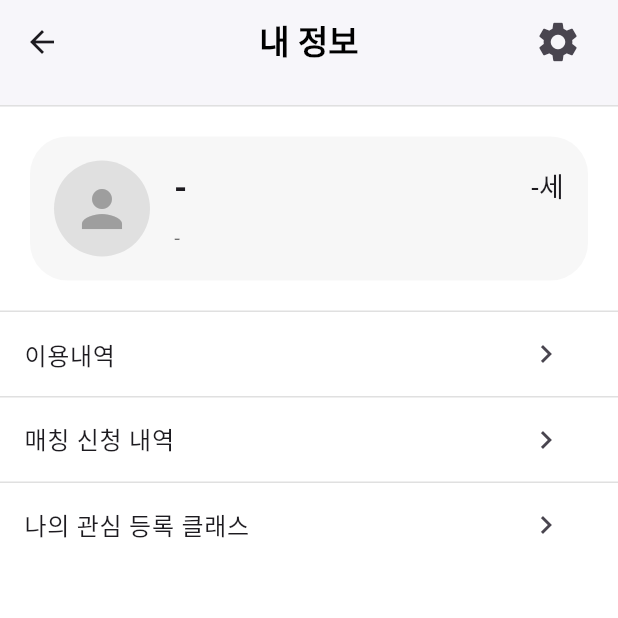
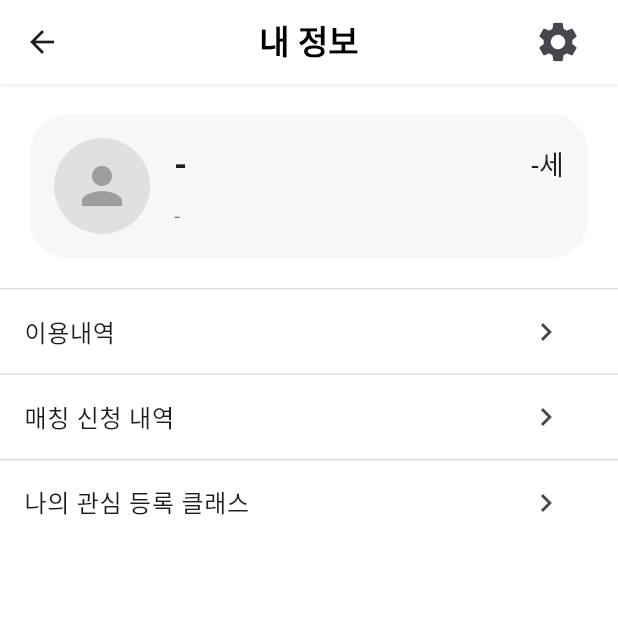
Before and after one commit to K-Hackathon-01z/eum-front, a Flutter app: the MyInfoScreen screen opened by its route, on a phone screen of 412 x 824 dp, the top half of it. Run offline on Flutter 3.47's test engine with Material 3 defaults, Android fonts, the phone set to English and light mode, and no system bars; our stand-ins replace flutter_svg; network calls fail.

```diff
--- a/lib/screens/user/my_info/my_info_real.dart
+++ b/lib/screens/user/my_info/my_info_real.dart
@@ -40,7 +40,9 @@ class _MyInfoScreenState extends State<MyInfoScreen> {
       backgroundColor: Colors.white,
       appBar: AppBar(
         backgroundColor: Colors.white,
-        elevation: 1,
+        elevation: 1, // 그림자 강도 약간 증가
+        surfaceTintColor: Colors.transparent, // Material3 틴트 제거로 순수한 색/그림자 유지
+        shadowColor: Colors.black26, // 그림자 색상 명시
         title: Text(
           '내 정보',
           style: TextStyle(color: Colors.black, fontWeight: FontWeight.bold),
@@ -58,10 +60,7 @@ class _MyInfoScreenState extends State<MyInfoScreen> {
           ),
           SizedBox(width: 16),
         ],
-        bottom: PreferredSize(
-          preferredSize: Size.fromHeight(15.0), // 이상하면 나중에 수정!(수동으로 함)
-          child: Container(color: Colors.grey.shade300, height: 1.0),
-        ),
+        // 수동 보더 라인을 제거하여 AppBar의 elevation 그림자가 자연스럽게 보이도록 함
       ),
       body: Column(
         children: [
```
